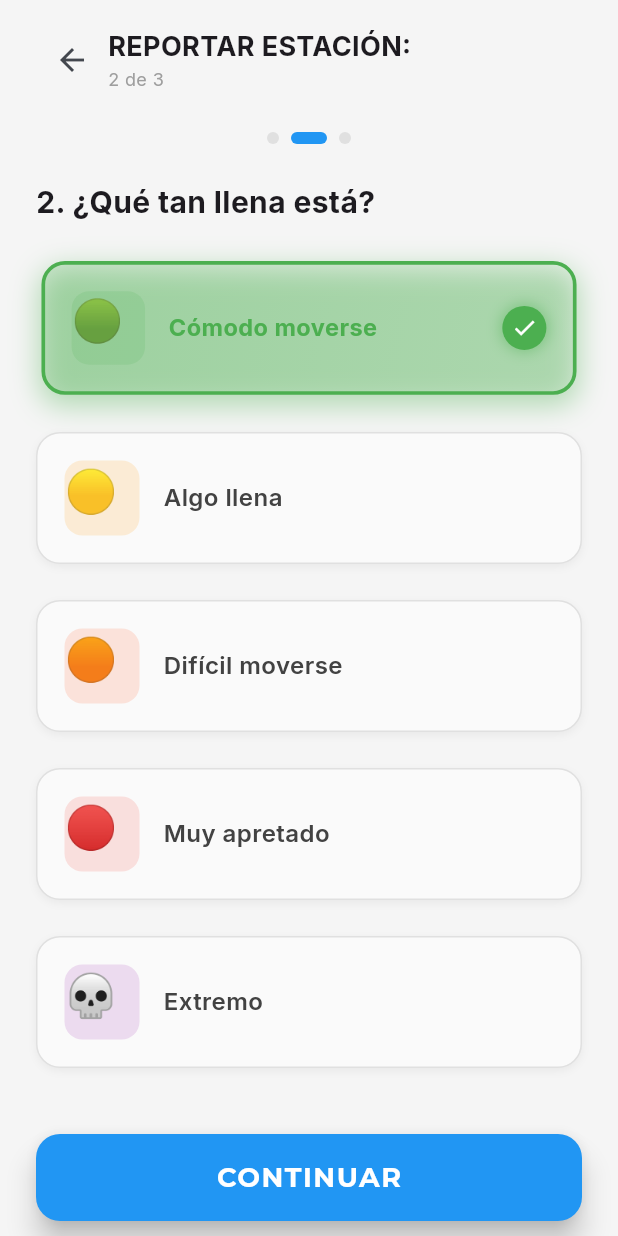
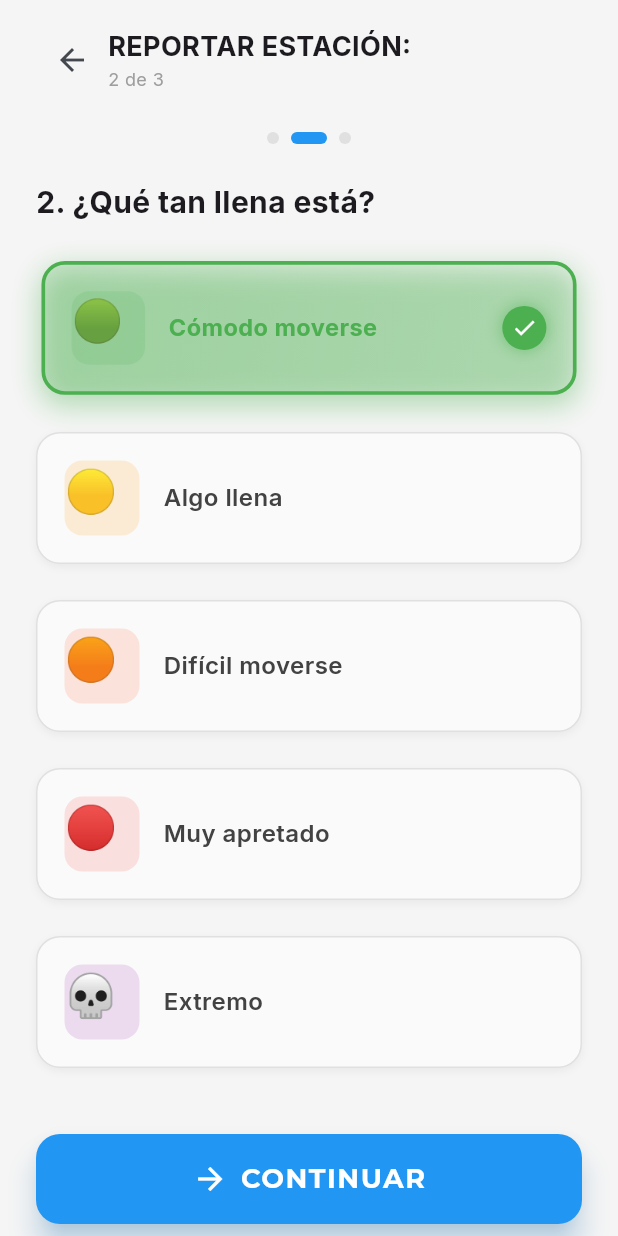
Before and after one commit to dieguzzz/MAQ, a Flutter app: the StationReportView widget shown alone on an empty page, opened directly with empty values, after a tap on "REPORTAR ESTACIÓN", after a tap on "✅ SÍ - Todo funciona", after a tap on "🟢 BAJA", on a phone screen of 412 x 824 dp. Run offline on Flutter 3.47's test engine with Material 3 defaults, Android fonts, the phone set to English and light mode, and no system bars; our stand-ins replace cloud_firestore, cloud_functions, firebase_auth, firebase_core, firebase_messaging, firebase_storage and 10 more; missing offline and left inert: app_settings; accounts and stored records are empty; generated files the repository leaves out were written again; network calls fail.

Commit message:
fix: Corregir navegaciÃ³n a tercera pÃ¡gina y eliminar botÃ³n ENVIAR de pÃ¡gina 2
- Actualizar estado antes de animar para evitar desincronizaciÃ³n
- Agregar icono a botÃ³n CONTINUAR en pÃ¡gina 2
- Eliminar navegaciÃ³n automÃ¡tica en pÃ¡gina 2 (solo en pÃ¡gina 1)
- Asegurar que ENVIAR REPORTE solo aparezca en pÃ¡gina 3

```diff
--- a/lib/widgets/station_report_sheet.dart
+++ b/lib/widgets/station_report_sheet.dart
@@ -1452,12 +1452,24 @@ class _StationReportViewState extends State<StationReportView>
           const SizedBox(height: 12),
           _buildCrowdOption(5, '💀 SARDINA', 'Extremo', Colors.purple),
           const SizedBox(height: 32),
-          // Botón para continuar o enviar
+          // Botón para continuar a la siguiente página
           if (_crowdLevel != null)
             SizedBox(
               width: double.infinity,
-              child: ElevatedButton(
-                onPressed: () => _goToNextPage(),
+              child: ElevatedButton.icon(
+                onPressed: () {
+                  HapticFeedback.lightImpact();
+                  _goToNextPage();
+                },
+                icon: const Icon(Icons.arrow_forward, size: 24),
+                label: const Text(
+                  'CONTINUAR',
+                  style: TextStyle(
+                    fontSize: 18,
+                    fontWeight: FontWeight.bold,
+                    letterSpacing: 1,
+                  ),
+                ),
                 style: ElevatedButton.styleFrom(
                   padding: const EdgeInsets.symmetric(vertical: 18),
                   backgroundColor: Colors.blue,
@@ -1466,14 +1478,7 @@ class _StationReportViewState extends State<StationReportView>
                     borderRadius: BorderRadius.circular(16),
                   ),
                   elevation: 8,
-                ),
-                child: const Text(
-                  'CONTINUAR',
-                  style: TextStyle(
-                    fontSize: 18,
-                    fontWeight: FontWeight.bold,
-                    letterSpacing: 1,
-                  ),
+                  shadowColor: Colors.blue.withOpacity(0.5),
                 ),
               ),
             ),
@@ -1597,14 +1602,14 @@ class _StationReportViewState extends State<StationReportView>
   void _goToNextPage() {
     if (_currentFormPage < _totalPages - 1) {
       final nextPage = _currentFormPage + 1;
+      setState(() {
+        _currentFormPage = nextPage;
+      });
       _formPageController.animateToPage(
         nextPage,
         duration: const Duration(milliseconds: 300),
         curve: Curves.easeInOut,
       );
-      setState(() {
-        _currentFormPage = nextPage;
-      });
     }
   }
 
@@ -2176,14 +2181,7 @@ class _StationReportViewState extends State<StationReportView>
                 onTap: () {
                   HapticFeedback.lightImpact();
                   setState(() => _crowdLevel = level);
-                  // Si es la primera página, avanzar automáticamente después de un breve delay
-                  if (_currentFormPage == 0) {
-                    Future.delayed(const Duration(milliseconds: 400), () {
-                      if (mounted && _currentFormPage == 0) {
-                        _goToNextPage();
-                      }
-                    });
-                  }
+                  // No avanzar automáticamente en la página 2 - el usuario debe presionar CONTINUAR
                 },
                 borderRadius: BorderRadius.circular(16),
                 child: Padding(
```
